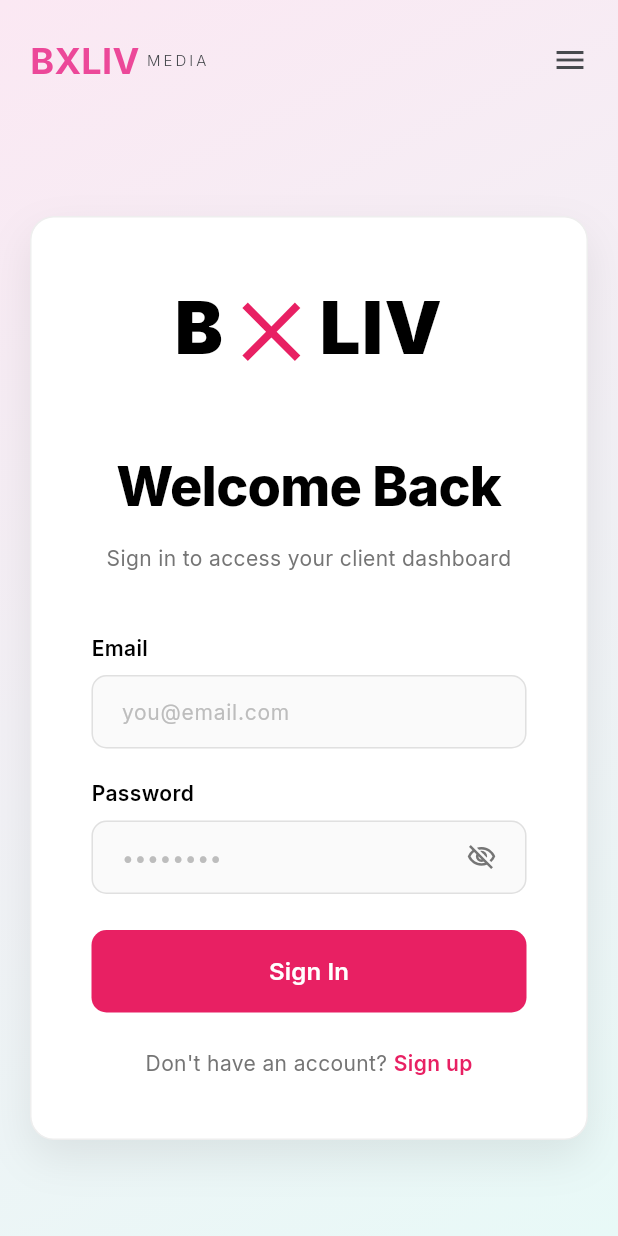
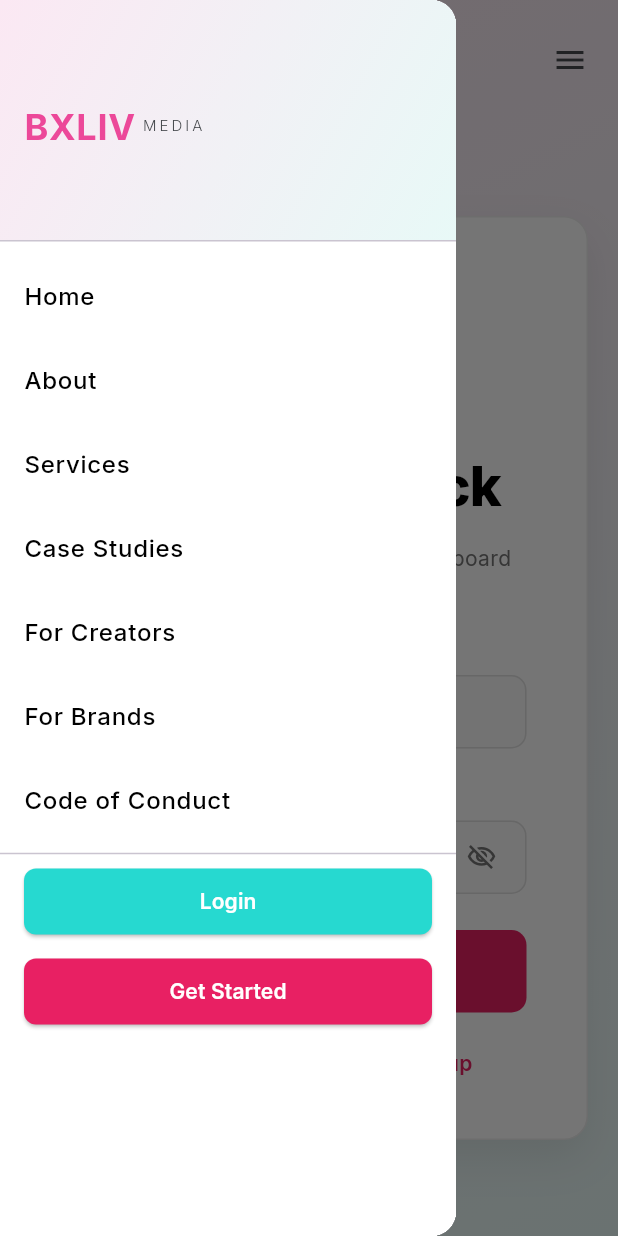
Before and after one commit to abubakerahmed654/abubakerahmed654.github.io, a Flutter app: the LoginPage screen opened by its route, with the side drawer open (before the commit the screen has no drawer), on a phone screen of 412 x 824 dp. Run offline on Flutter 3.47's test engine with Material 3 defaults, Android fonts, the phone set to English and light mode, and no system bars; our stand-ins replace cloud_firestore, firebase_auth, firebase_core, font_awesome_flutter, get, google_fonts; accounts and stored records are empty; network calls fail.

Commit message:
updating the admin ui

```diff
--- a/lib/bands.dart
+++ b/lib/bands.dart
@@ -180,7 +180,7 @@ Widget _buildValuesSection(BuildContext context) {
               crossAxisCount: crossAxisCount,
               crossAxisSpacing: 24,
               mainAxisSpacing: 24,
-              childAspectRatio: isMobile ? 1.3 : 1.3,
+              childAspectRatio: isMobile ? 1.9 : 1.3,
               children: [
                 _valueCard(
               icon: Icons.center_focus_strong_rounded,
--- a/lib/case_study.dart
+++ b/lib/case_study.dart
@@ -176,7 +176,7 @@ class _CaseStudyState extends State<CaseStudy> {
             crossAxisCount: isMobile ? 1 : 3,
             crossAxisSpacing: 24,
             mainAxisSpacing: 24,
-            childAspectRatio:  isMobile ? 1.2 : 1,
+            childAspectRatio:  isMobile ? 1: 1,
             children: items,
           ),
         ],
@@ -236,7 +236,7 @@ class _CaseStudyState extends State<CaseStudy> {
               "Real campaigns, real results. See how we've helped creators and brands achieve viral success.",
               textAlign: TextAlign.center,
               style: GoogleFonts.inter(
-                fontSize: isMobile ? 16 : 18,
+                fontSize: isMobile ? 15 : 18,
                 color: AppColors.textGray,
                 height: 1.6,
               ),
--- a/lib/screens/about.dart
+++ b/lib/screens/about.dart
@@ -123,7 +123,7 @@ Widget _buildHeroSection(BuildContext context) {
         const SizedBox(height: 20),
         // No SizedBox here
         Text(
-          'We started with a simple mission: help creators build careers and help \n brands connect authentically with audiences.',
+          'We started with a simple mission: help creators build careers and help brands connect authentically with audiences.',
           textAlign: TextAlign.center,
           style: GoogleFonts.inter(
             fontSize: isMobile ? 14 : 18,
@@ -404,7 +404,7 @@ Widget _buildValuesSection(BuildContext context) {
               crossAxisCount: crossAxisCount,
               crossAxisSpacing: 24,
               mainAxisSpacing: 24,
-              childAspectRatio: isMobile ? 2 : 1.6,
+              childAspectRatio: isMobile ? 1.2 : 1.6,
               children: [
                 _valueCard(
                   icon: Icons.people_rounded,
--- a/lib/screens/admin_login.dart
+++ b/lib/screens/admin_login.dart
@@ -18,7 +18,9 @@ class LoginPage extends StatefulWidget {
 class _LoginPageState extends State<LoginPage> {
   late TextEditingController _emailController;
   late TextEditingController _passwordController;
-
+final ScrollController _scrollController = ScrollController();
+  bool _isScrolled = false;
+ final GlobalKey<ScaffoldState> _scaffoldKey = GlobalKey<ScaffoldState>();
   final FirebaseAuth _auth = FirebaseAuth.instance;
 
   bool _isPasswordVisible = false;
@@ -126,6 +128,8 @@ class _LoginPageState extends State<LoginPage> {
     final isMobile = size.width < 800;
 
     return Scaffold(
+           key: _scaffoldKey,
+      drawer: buildMobileDrawer(context),
       body: Container(
         width: size.width,
         height: size.height,
@@ -142,12 +146,15 @@ class _LoginPageState extends State<LoginPage> {
         child: Column(
           children: [
             // Navbar
-            const BXLIVNavBar(
-              scrollController: null,
-              isScrolled: false,
-              currentRoute: AppRoutes.login,
-              onMenuPressed: null,
-            ),
+              BXLIVNavBar(
+            scrollController: _scrollController,
+            isScrolled: _isScrolled,
+            currentRoute: AppRoutes.home,
+            onMenuPressed: () {
+              _scaffoldKey.currentState?.openDrawer();
+            },
+          )
+          ,
             // Login Form
             Expanded(
               child: Center(
--- a/lib/screens/code_of_conduct.dart
+++ b/lib/screens/code_of_conduct.dart
@@ -250,7 +250,7 @@ class _CodeOfConductPageState extends State<CodeOfConductPage> {
                 crossAxisCount: crossAxisCount,
                 crossAxisSpacing: 20,
                 mainAxisSpacing: 20,
-                childAspectRatio: 1.7,
+                childAspectRatio:  isMobile ? 1.4 : 1.7,
                 children: conductItems
                     .map(
                       (item) => _conductCard(
--- a/lib/screens/services.dart
+++ b/lib/screens/services.dart
@@ -129,7 +129,7 @@ Widget _buildHeroSection(BuildContext context) {
         const SizedBox(height: 20),
         // No SizedBox here
         Text(
-          'Comprehensive solutions for creators looking to grow and brands \n looking to connect.',
+          'Comprehensive solutions for creators looking to grow and brands looking to connect.',
           textAlign: TextAlign.center,
           style: GoogleFonts.inter(
             fontSize: isMobile ? 14 : 18,
@@ -361,7 +361,7 @@ Widget _buildDetailedServicesSection(BuildContext context) {
           crossAxisCount: crossAxisCount,
           crossAxisSpacing: 32,
           mainAxisSpacing: 32,
-          childAspectRatio: isMobile ? 1.3: 1.5,
+          childAspectRatio: isMobile ? 1: 1.5,
           children: [
             _serviceDetailCard(
               icon: Icons.people,
```
Also changed, not shown: lib/creators.dart (+4 -4 lines), lib/screens/home_screen.dart (+40 -3 lines).
